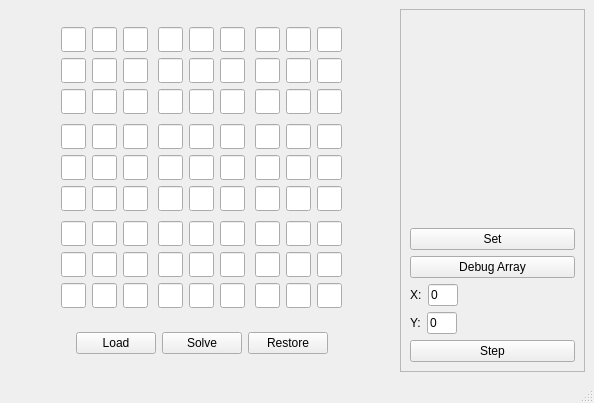
Before: the Qt Designer form mainwindow.ui in Kiria-F/sudoku-solver, drawn with Qt 5.
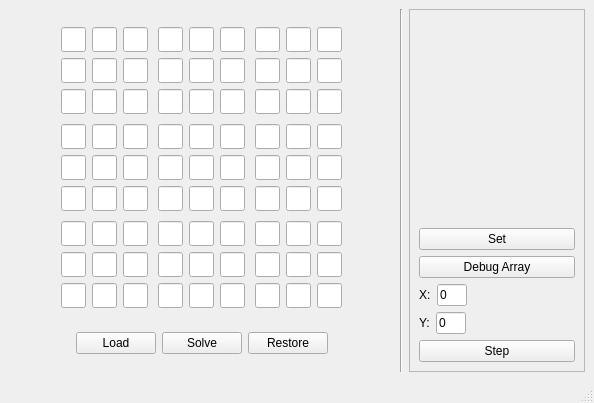
After: the same form once the commit is applied.

Commit message: it is a debug vertical line!

Patch:
```diff
--- a/mainwindow.ui
+++ b/mainwindow.ui
@@ -2119,6 +2119,13 @@
       </item>
      </layout>
     </item>
+    <item>
+     <widget class="Line" name="line">
+      <property name="orientation">
+       <enum>Qt::Vertical</enum>
+      </property>
+     </widget>
+    </item>
     <item>
      <widget class="QFrame" name="frame_Debug">
       <property name="frameShape">
```
